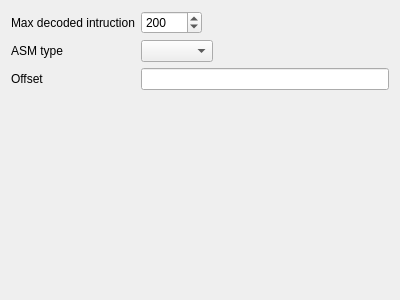
nccgroup/pip3line, file defaultplugins/distormplugin/distormwidget.ui: the form before one commit.
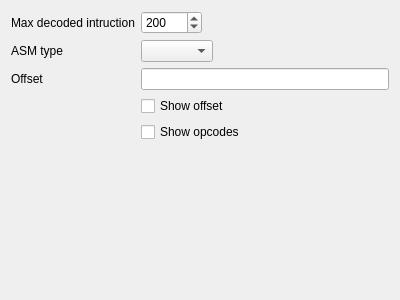
The form after the commit.

```diff
--- a/defaultplugins/distormplugin/distormwidget.ui
+++ b/defaultplugins/distormplugin/distormwidget.ui
@@ -86,6 +86,20 @@
      </property>
     </widget>
    </item>
+   <item row="3" column="1">
+    <widget class="QCheckBox" name="showOffsetCheckBox">
+     <property name="text">
+      <string>Show offset</string>
+     </property>
+    </widget>
+   </item>
+   <item row="4" column="1">
+    <widget class="QCheckBox" name="showOpcodesCheckBox">
+     <property name="text">
+      <string>Show opcodes</string>
+     </property>
+    </widget>
+   </item>
   </layout>
  </widget>
  <resources/>
```
